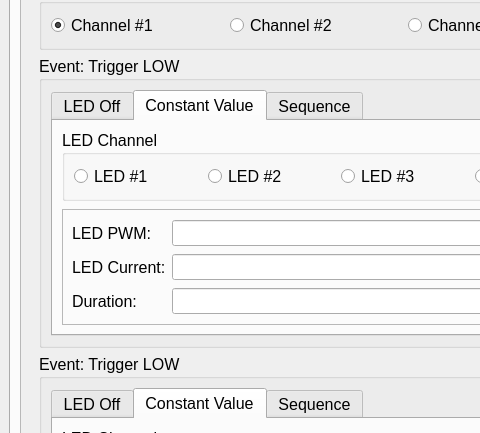
Llamero/Four_Channel_MHz_LED_Driver, file Software/QtDesigner_GUI.ui: the form before one commit; both pictures show x 0 to 480 and y 146 to 579 of the 810 by 1106 pixel window.
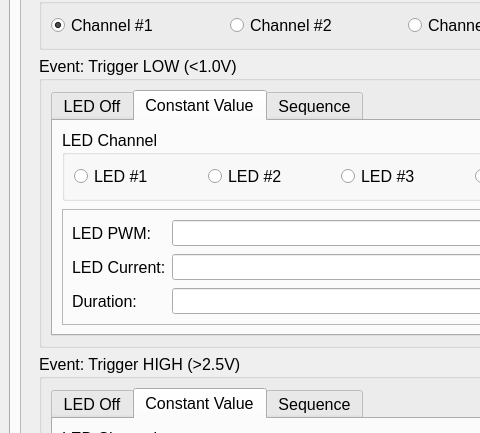
The form after the commit. Custom widgets are drawn as their Qt base class.

Commit message: Sync digital high complete

Patch:
```diff
--- a/Software/QtDesigner_GUI.ui
+++ b/Software/QtDesigner_GUI.ui
@@ -503,7 +503,7 @@
                    <string/>
                   </property>
                   <property name="title">
-                   <string>Event: Trigger LOW</string>
+                   <string>Event: Trigger LOW (&lt;1.0V)</string>
                   </property>
                   <layout class="QGridLayout" name="gridLayout_35">
                    <item row="0" column="0" alignment="Qt::AlignTop">
@@ -908,7 +908,7 @@
                    <string/>
                   </property>
                   <property name="title">
-                   <string>Event: Trigger LOW</string>
+                   <string>Event: Trigger HIGH (&gt;2.5V)</string>
                   </property>
                   <layout class="QGridLayout" name="gridLayout_70">
                    <item row="0" column="0" alignment="Qt::AlignTop">
```
Left out of the diff: 88 changed lines with no effect on the pictures.
